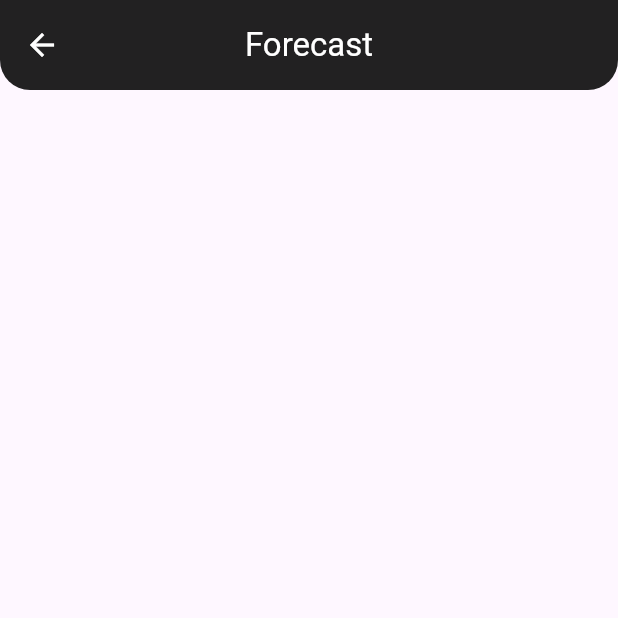
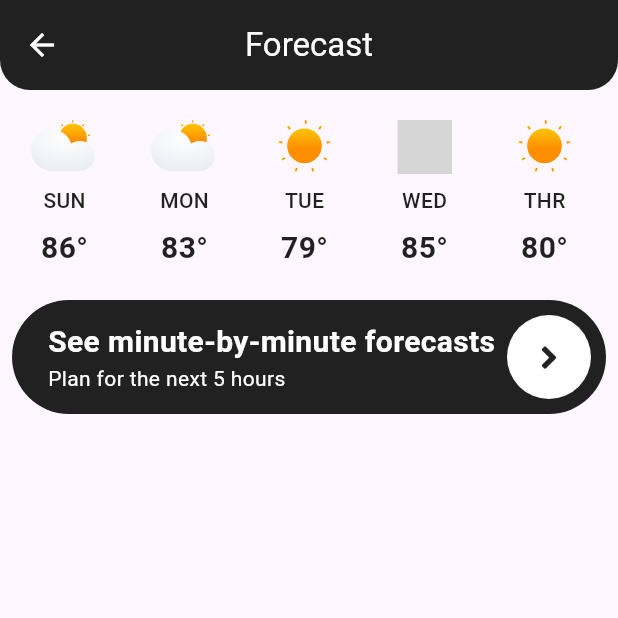
Before and after one commit to diwashTiwari/WeatherApp, a Flutter app: the screen it shows after launch, in the side drawer, after a tap on "Forecast", on a phone screen of 412 x 824 dp, the top half of it. Run offline on Flutter 3.47's test engine with Material 3 defaults, Android fonts, the light colour scheme and no system bars; our stand-ins replace flutter_svg, font_awesome_flutter; network calls fail; grey boxes are pictures that could not be loaded.

Commit message:
updated forecastPage & appended forecastModel

```diff
--- /dev/null
+++ b/lib/models/forecast_data.dart
@@ -0,0 +1,59 @@
+class ForecastModel {
+  String iconPath;
+  String day;
+  String degree;
+
+  ForecastModel({
+    required this.iconPath,
+    required this.day,
+    required this.degree,
+  });
+
+  static List<ForecastModel> getForecastWeekData() {
+    List<ForecastModel> data = [];
+
+    data.add(ForecastModel(
+      day: "SUN",
+      iconPath: "assets/icons/sun_cloud.svg",
+      degree: "86",
+    ));
+
+    data.add(ForecastModel(
+      day: "MON",
+      iconPath: "assets/icons/sun_cloud.svg",
+      degree: "83",
+    ));
+
+    data.add(ForecastModel(
+      day: "TUE",
+      iconPath: "assets/icons/sun.svg",
+      degree: "79",
+    ));
+
+    data.add(ForecastModel(
+      day: "WED",
+      iconPath: "assets/icons/sun_cloud_rain.svg",
+      degree: "85",
+    ));
+
+    data.add(ForecastModel(
+      day: "THR",
+      iconPath: "assets/icons/sun.svg",
+      degree: "80",
+    ));
+
+    data.add(ForecastModel(
+      day: "FRI",
+      iconPath: "assets/icons/sun_cloud.svg",
+      degree: "76",
+    ));
+
+    data.add(ForecastModel(
+      day: "SAT",
+      iconPath: "assets/icons/sun.svg",
+      degree: "88",
+    ));
+
+    return data;
+  }
+}
--- a/lib/pages/forecast.dart
+++ b/lib/pages/forecast.dart
@@ -1,4 +1,7 @@
 import 'package:flutter/material.dart';
+import 'package:flutter_svg/svg.dart';
+import 'package:font_awesome_flutter/font_awesome_flutter.dart';
+import 'package:weatherapp/models/forecast_data.dart';
 
 class ForecastPage extends StatefulWidget {
   const ForecastPage({super.key});
@@ -8,10 +11,108 @@ class ForecastPage extends StatefulWidget {
 }
 
 class _ForecastPageState extends State<ForecastPage> {
+  List<ForecastModel> forecastData = [];
+
+  void _getForecastData() {
+    forecastData = ForecastModel.getForecastWeekData();
+  }
+
   @override
   Widget build(BuildContext context) {
+    _getForecastData();
     return Scaffold(
-      appBar: AppBar(
+      appBar: appBar(),
+      body: Padding(
+        padding: const EdgeInsets.symmetric(horizontal: 8),
+        child: SingleChildScrollView(
+          child: Column(
+            children: [
+              const SizedBox(height: 20),
+              SizedBox(
+                height: 100,
+                child: ListView.separated(
+                    separatorBuilder: (context, index) =>
+                        const SizedBox(width: 10),
+                    itemCount: forecastData.length,
+                    scrollDirection: Axis.horizontal,
+                    itemBuilder: (context, index) {
+                      return SizedBox(
+                        width: 70,
+                        height: 100,
+                        child: Column(
+                          crossAxisAlignment: CrossAxisAlignment.center,
+                          mainAxisAlignment: MainAxisAlignment.spaceBetween,
+                          children: [
+                            SvgPicture.asset(
+                              forecastData[index].iconPath,
+                              height: 36,
+                            ),
+                            Text(
+                              forecastData[index].day,
+                              style: const TextStyle(
+                                  color: Colors.black87,
+                                  fontWeight: FontWeight.w500),
+                            ),
+                            Text(
+                              '${forecastData[index].degree}°',
+                              style: const TextStyle(
+                                  fontSize: 20,
+                                  color: Colors.black87,
+                                  fontWeight: FontWeight.bold),
+                            ),
+                          ],
+                        ),
+                      );
+                    }),
+              ),
+              const SizedBox(height: 20),
+              Container(
+                padding: const EdgeInsets.only(
+                    left: 24, top: 10, right: 10, bottom: 10),
+                decoration: BoxDecoration(
+                    color: Colors.black87,
+                    borderRadius: BorderRadius.circular(40)),
+                child: Row(
+                  mainAxisAlignment: MainAxisAlignment.spaceBetween,
+                  children: [
+                    const Column(
+                      crossAxisAlignment: CrossAxisAlignment.start,
+                      children: [
+                        Text(
+                          'See minute-by-minute forecasts',
+                          style: TextStyle(
+                              fontSize: 20,
+                              color: Colors.white,
+                              fontWeight: FontWeight.bold),
+                        ),
+                        Text(
+                          'Plan for the next 5 hours',
+                          style: TextStyle(
+                            fontSize: 14,
+                            color: Colors.white,
+                          ),
+                        ),
+                      ],
+                    ),
+                    Container(
+                      padding: const EdgeInsets.all(16),
+                      decoration: BoxDecoration(
+                          color: Colors.white,
+                          borderRadius: BorderRadius.circular(40)),
+                      child: const Icon(FontAwesomeIcons.angleRight),
+                    ),
+                  ],
+                ),
+              )
+            ],
+          ),
+        ),
+      ),
+    );
+  }
+
+  AppBar appBar() {
+    return AppBar(
         title: const Text(
           'Forecast',
           style: TextStyle(
@@ -27,8 +128,6 @@ class _ForecastPageState extends State<ForecastPage> {
         centerTitle: true,
         backgroundColor: Colors.black87,
         shape: const RoundedRectangleBorder(
-              borderRadius:
-                  BorderRadius.vertical(bottom: Radius.circular(20)))),
-    );
+            borderRadius: BorderRadius.vertical(bottom: Radius.circular(20))));
   }
 }
--- a/pubspec.yaml
+++ b/pubspec.yaml
@@ -15,6 +15,7 @@ dependencies:
   cupertino_icons: ^1.0.6
   flutter_bloc: ^8.1.4
   flutter_svg: ^2.0.9
+  font_awesome_flutter: ^9.1.0
 
 dev_dependencies:
   flutter_test:
```
Also changed, not shown: pubspec.lock. Lines whose indentation alone changed are shown as unchanged.
